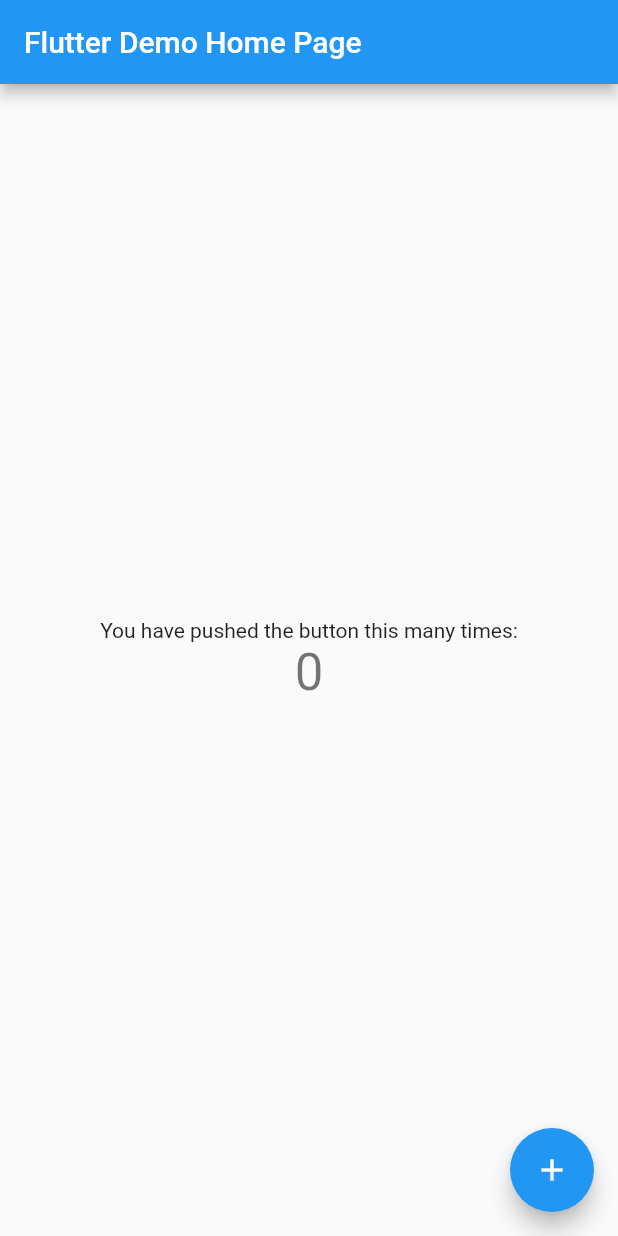
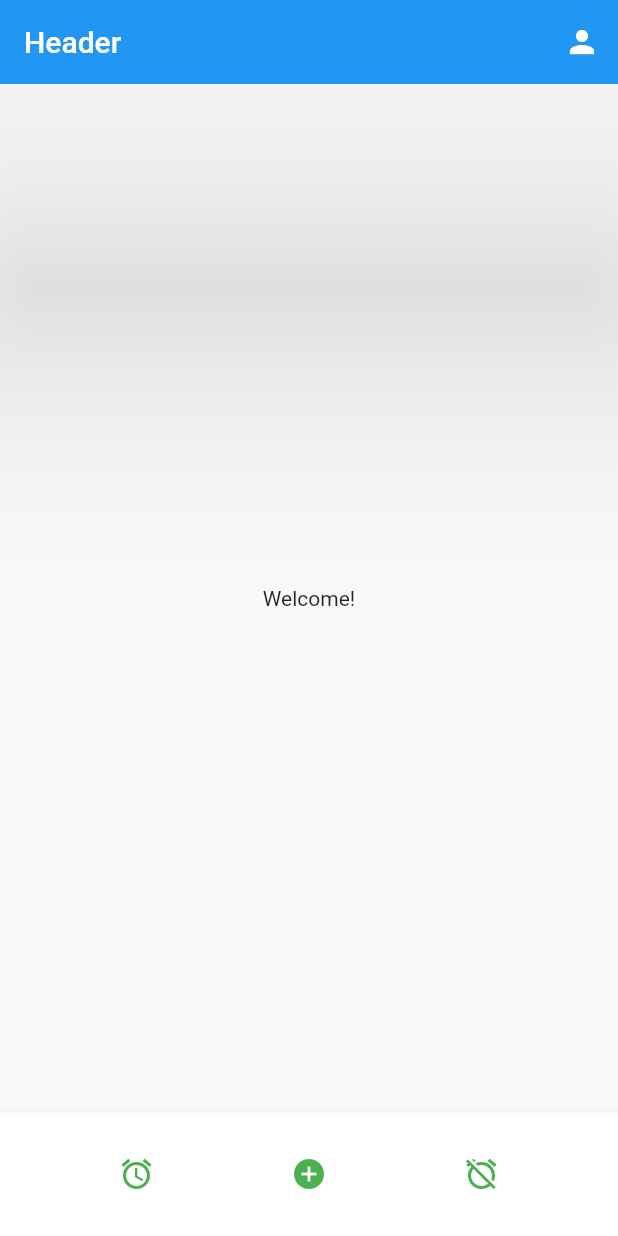
Before and after one commit to godcoder-ohseungyun/self_suggestion, a Flutter app: the screen it shows after launch, on a phone screen of 412 x 824 dp. Run offline on Flutter 3.47's test engine with Material 2 defaults, Android fonts, the phone set to English and light mode, and no system bars; our stand-ins replace shared_preferences.

Commit message:
feat (main) : 사용자 입력(자기 암시 문장)을 리스트 형태로 화면에 보여주는 기능
Suggestions 클래스를 적용하여 화면에 표시하는 HomeScreen 위젯 구현
main 에 Suggestions 싱글톤 객체 초기 호출 선언

```diff
--- a/lib/main.dart
+++ b/lib/main.dart
@@ -1,115 +1,26 @@
 import 'package:flutter/material.dart';
+import 'package:self_suggestion/model/Suggestions.dart';
+import '/view/HomeScreen.dart';
 
-void main() {
-  runApp(const MyApp());
+///https://ksrapp.tistory.com/29
+void main() async {
+  WidgetsFlutterBinding.ensureInitialized();
+
+  Suggestions();
+
+  runApp(MyApp());
 }
 
 class MyApp extends StatelessWidget {
-  const MyApp({super.key});
-
-  // This widget is the root of your application.
   @override
   Widget build(BuildContext context) {
     return MaterialApp(
       title: 'Flutter Demo',
       theme: ThemeData(
-        // This is the theme of your application.
-        //
-        // Try running your application with "flutter run". You'll see the
-        // application has a blue toolbar. Then, without quitting the app, try
-        // changing the primarySwatch below to Colors.green and then invoke
-        // "hot reload" (press "r" in the console where you ran "flutter run",
-        // or simply save your changes to "hot reload" in a Flutter IDE).
-        // Notice that the counter didn't reset back to zero; the application
-        // is not restarted.
         primarySwatch: Colors.blue,
+        visualDensity: VisualDensity.adaptivePlatformDensity,
       ),
-      home: const MyHomePage(title: 'Flutter Demo Home Page'),
+      home: HomeScreen(),
     );
   }
 }
-
-class MyHomePage extends StatefulWidget {
-  const MyHomePage({super.key, required this.title});
-
-  // This widget is the home page of your application. It is stateful, meaning
-  // that it has a State object (defined below) that contains fields that affect
-  // how it looks.
-
-  // This class is the configuration for the state. It holds the values (in this
-  // case the title) provided by the parent (in this case the App widget) and
-  // used by the build method of the State. Fields in a Widget subclass are
-  // always marked "final".
-
-  final String title;
-
-  @override
-  State<MyHomePage> createState() => _MyHomePageState();
-}
-
-class _MyHomePageState extends State<MyHomePage> {
-  int _counter = 0;
-
-  void _incrementCounter() {
-    setState(() {
-      // This call to setState tells the Flutter framework that something has
-      // changed in this State, which causes it to rerun the build method below
-      // so that the display can reflect the updated values. If we changed
-      // _counter without calling setState(), then the build method would not be
-      // called again, and so nothing would appear to happen.
-      _counter++;
-    });
-  }
-
-  @override
-  Widget build(BuildContext context) {
-    // This method is rerun every time setState is called, for instance as done
-    // by the _incrementCounter method above.
-    //
-    // The Flutter framework has been optimized to make rerunning build methods
-    // fast, so that you can just rebuild anything that needs updating rather
-    // than having to individually change instances of widgets.
-    return Scaffold(
-      appBar: AppBar(
-        // Here we take the value from the MyHomePage object that was created by
-        // the App.build method, and use it to set our appbar title.
-        title: Text(widget.title),
-      ),
-      body: Center(
-        // Center is a layout widget. It takes a single child and positions it
-        // in the middle of the parent.
-        child: Column(
-          // Column is also a layout widget. It takes a list of children and
-          // arranges them vertically. By default, it sizes itself to fit its
-          // children horizontally, and tries to be as tall as its parent.
-          //
-          // Invoke "debug painting" (press "p" in the console, choose the
-          // "Toggle Debug Paint" action from the Flutter Inspector in Android
-          // Studio, or the "Toggle Debug Paint" command in Visual Studio Code)
-          // to see the wireframe for each widget.
-          //
-          // Column has various properties to control how it sizes itself and
-          // how it positions its children. Here we use mainAxisAlignment to
-          // center the children vertically; the main axis here is the vertical
-          // axis because Columns are vertical (the cross axis would be
-          // horizontal).
-          mainAxisAlignment: MainAxisAlignment.center,
-          children: <Widget>[
-            const Text(
-              'You have pushed the button this many times:',
-            ),
-            Text(
-              '$_counter',
-              style: Theme.of(context).textTheme.headlineMedium,
-            ),
-          ],
-        ),
-      ),
-      floatingActionButton: FloatingActionButton(
-        onPressed: _incrementCounter,
-        tooltip: 'Increment',
-        child: const Icon(Icons.add),
-      ), // This trailing comma makes auto-formatting nicer for build methods.
-    );
-  }
-}
--- /dev/null
+++ b/lib/view/HomeScreen.dart
@@ -0,0 +1,202 @@
+import 'package:flutter/material.dart';
+import '../model/Suggestions.dart';
+
+
+
+class HomeScreen extends StatefulWidget {
+  const HomeScreen({Key? key}) : super(key: key);
+
+  @override
+  State<HomeScreen> createState() => _HomeScreenState();
+}
+
+class _HomeScreenState extends State<HomeScreen> {
+  final Suggestions suggestions = new Suggestions();
+
+  @override
+  Widget build(BuildContext context) {
+    return SafeArea(
+      //화면 여백 SafeArea
+        child: Scaffold(
+            appBar: buildAppBar(context),
+            body: buildBody(suggestions, context),
+            bottomNavigationBar: buildBottomAppBar(suggestions)));
+  }
+
+  PreferredSizeWidget buildAppBar(BuildContext context) {
+    return AppBar(
+      elevation: MediaQuery.of(context).size.height / 10,
+      title: Text('Header'),
+      actions: [
+        IconButton(
+          icon: Icon(Icons.person),
+          onPressed: () {},
+        ),
+      ],
+    );
+  }
+
+  Widget buildBody(Suggestions suggestions, BuildContext context) {
+    if (suggestions.getEntriesList().isEmpty)
+      return Center(child: Text('Welcome!'));
+
+    return ListView.builder(
+      itemCount: suggestions.getEntriesList().length,
+      itemExtent: MediaQuery.of(context).size.height / 10,
+      itemBuilder: (BuildContext context, int index) {
+        final nowEntry = suggestions.getEntriesList()[index];
+        return buildSuggestionsByDismissible(nowEntry);
+      },
+    );
+  }
+
+  Widget buildSuggestionsByDismissible(MapEntry<String, bool> nowEntry) {
+    return Dismissible(
+      key: Key(nowEntry.key),
+      background: buildDismissibleBackground(),
+      onDismissed: (direction) {
+        suggestions.remove(nowEntry.key);
+        setState(() {
+        });
+      },
+      //direction: DismissDirection.endToStart,
+      child: buildSuggestionPart(nowEntry),
+    );
+  }
+
+  Widget buildDismissibleBackground() {
+    return GestureDetector(
+      onTap: () {
+        // 삭제 버튼이 눌렸을 때 실행되는 코드
+      },
+      child: Container(
+        color: Colors.red,
+        child: Stack(
+          children: [
+            Center(
+              child: Icon(
+                Icons.delete,
+                color: Colors.white,
+                size: 30.0,
+              ),
+            ),
+            Positioned(
+              bottom: 10.0,
+              left: 0,
+              right: 0,
+              child: Text(
+                "Delete",
+                textAlign: TextAlign.center,
+                style: TextStyle(
+                  color: Colors.white,
+                  fontSize: 18.0,
+                  fontWeight: FontWeight.bold,
+                ),
+              ),
+            ),
+          ],
+        ),
+      ),
+    );
+  }
+
+  Widget buildSuggestionPart(MapEntry<String, bool> nowEntry) {
+    return Container(
+      width: double.infinity,
+      height: double.infinity,
+      color: Colors.blue,
+      child: buildSuggestionsTile(nowEntry),
+    );
+  }
+
+  Widget buildSuggestionsTile(MapEntry<String, bool> nowEntry) {
+    return Center(
+      child: ListTile(
+        leading: buildCheckbox(nowEntry),
+        title: Text(nowEntry.key),
+      ),
+    );
+  }
+
+  Widget buildCheckbox(MapEntry<String, bool> nowEntry) {
+    return Checkbox(
+      value: nowEntry.value,
+      onChanged: (bool? value) {
+        if (value != null && value) {
+          setState(() {
+            suggestions.check(nowEntry.key);
+          });
+        } else {
+          setState(() {
+            suggestions.unCheck(nowEntry.key);
+          });
+        }
+      },
+    );
+  }
+
+  Widget buildBottomAppBar(Suggestions suggestions) {
+    return BottomAppBar(
+      height: MediaQuery.of(context).size.height / 10,
+      child: Row(
+        mainAxisAlignment: MainAxisAlignment.spaceEvenly,
+        children: [
+          IconButton(
+            icon: Icon(Icons.alarm, color: Colors.green),
+            onPressed: () {
+            },
+          ),
+          IconButton(
+            icon: Icon(Icons.add_circle, color: Colors.green),
+            onPressed: () {
+              _showAddEntryDialog(context);
+            },
+          ),
+          IconButton(
+            icon: Icon(Icons.alarm_off, color: Colors.green),
+            onPressed: () {
+            },
+          ),
+
+        ],
+      ),
+    );
+  }
+
+  void _showAddEntryDialog(BuildContext context) {
+    String newEntry = '';
+    showDialog(
+      context: context,
+      builder: (BuildContext context) {
+        return AlertDialog(
+          title: Text('Add New Entry'),
+          content: TextFormField(
+            decoration: InputDecoration(hintText: 'Type your message here'),
+            onChanged: (value) {
+              newEntry = value;
+            },
+          ),
+          actions: <Widget>[
+            TextButton(
+              child: Text('CANCEL'),
+              onPressed: () {
+                Navigator.of(context).pop();
+              },
+            ),
+            TextButton(
+              child: Text('ADD'),
+              onPressed: () {
+                if (newEntry.isNotEmpty) {
+                  setState(() {
+                    suggestions.add(newEntry);
+                  });
+                }
+                Navigator.of(context).pop();
+              },
+            ),
+          ],
+        );
+      },
+    );
+  }
+}
```
Also changed, not shown: 1 other file.
